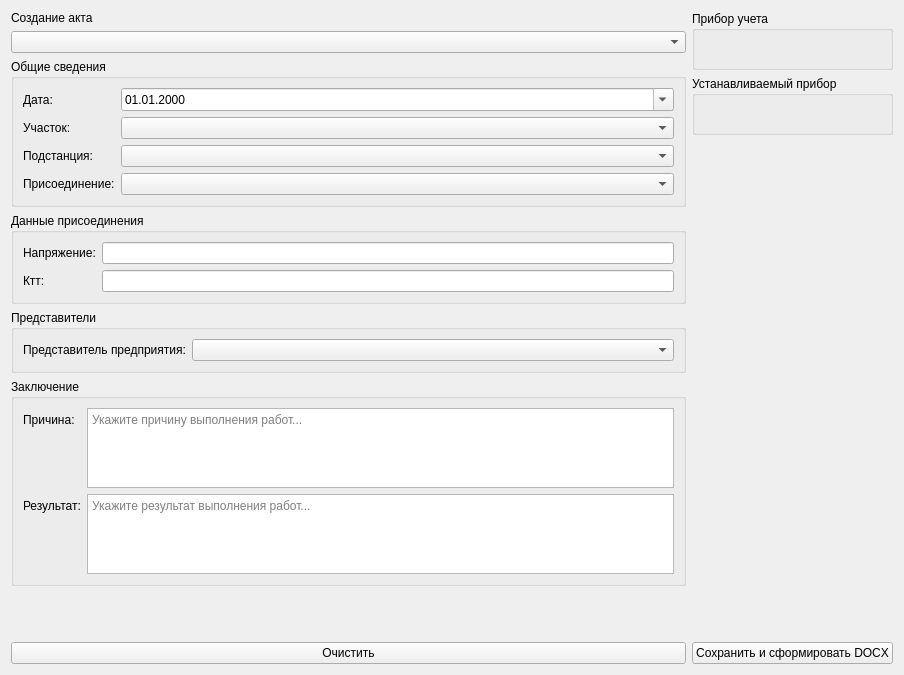
The window that ui/createactwidget.ui (nikola240698/MeteringActs) describes before a commit, drawn with Qt 5.
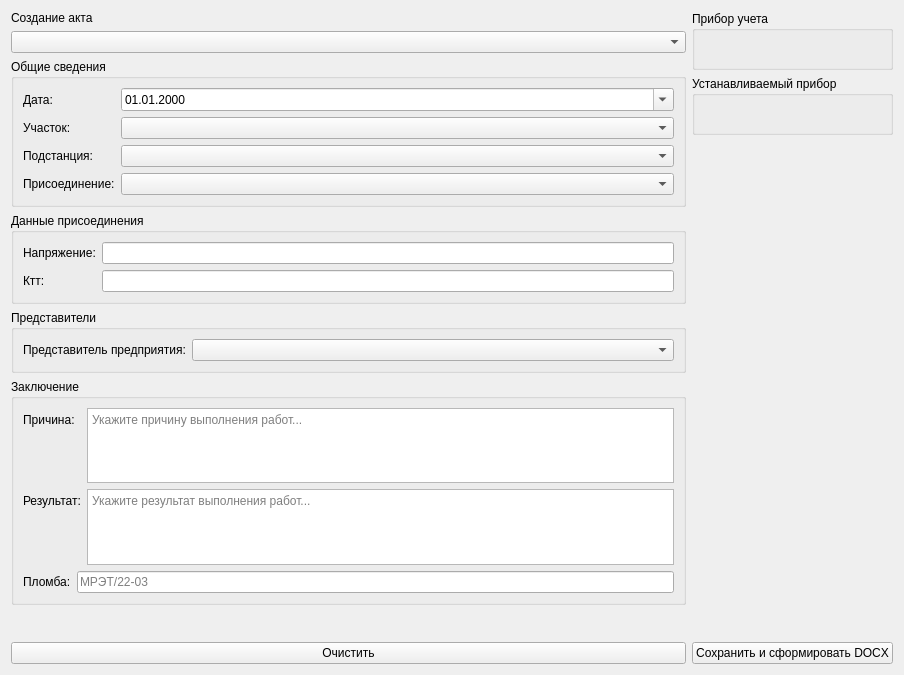
The same window after the commit.

Diff of the .ui file:
```diff
--- a/ui/createactwidget.ui
+++ b/ui/createactwidget.ui
@@ -221,6 +221,38 @@
             </item>
            </layout>
           </item>
+          <item row="1" column="0">
+           <widget class="QWidget" name="sealWidget" native="true">
+            <layout class="QHBoxLayout" name="horizontalLayout_3">
+             <property name="leftMargin">
+              <number>0</number>
+             </property>
+             <property name="topMargin">
+              <number>0</number>
+             </property>
+             <property name="rightMargin">
+              <number>0</number>
+             </property>
+             <property name="bottomMargin">
+              <number>0</number>
+             </property>
+             <item>
+              <widget class="QLabel" name="label_8">
+               <property name="text">
+                <string>Пломба:</string>
+               </property>
+              </widget>
+             </item>
+             <item>
+              <widget class="QLineEdit" name="sealLineEdit">
+               <property name="placeholderText">
+                <string>МРЭТ/22-03</string>
+               </property>
+              </widget>
+             </item>
+            </layout>
+           </widget>
+          </item>
          </layout>
         </widget>
        </item>
```
